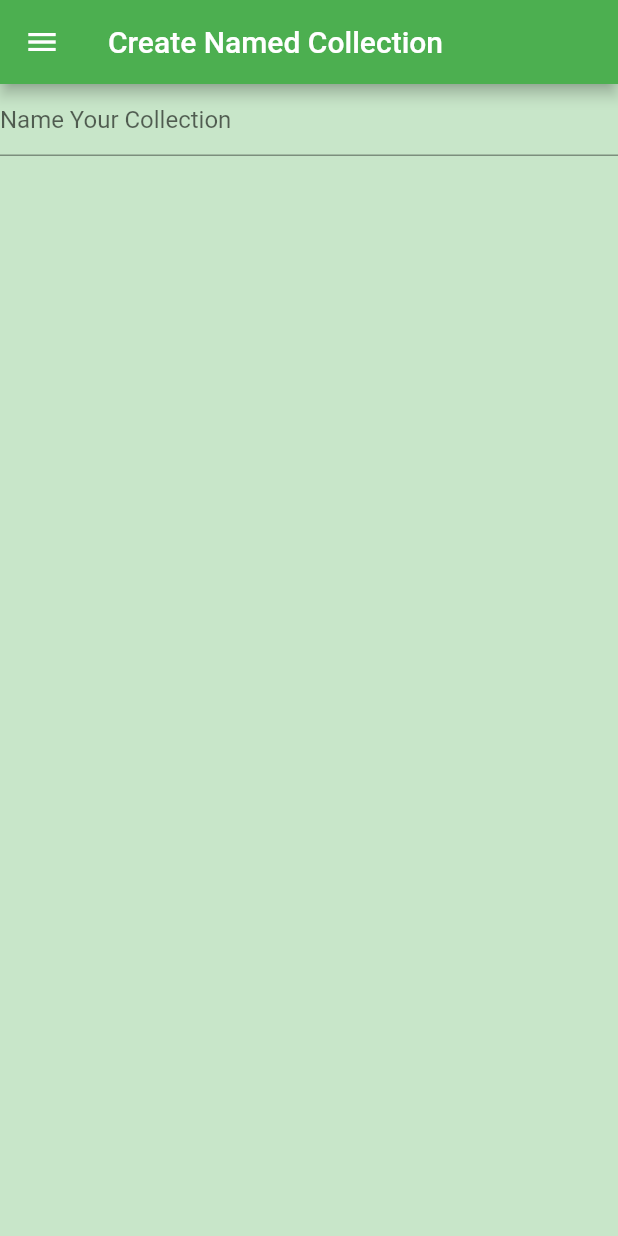
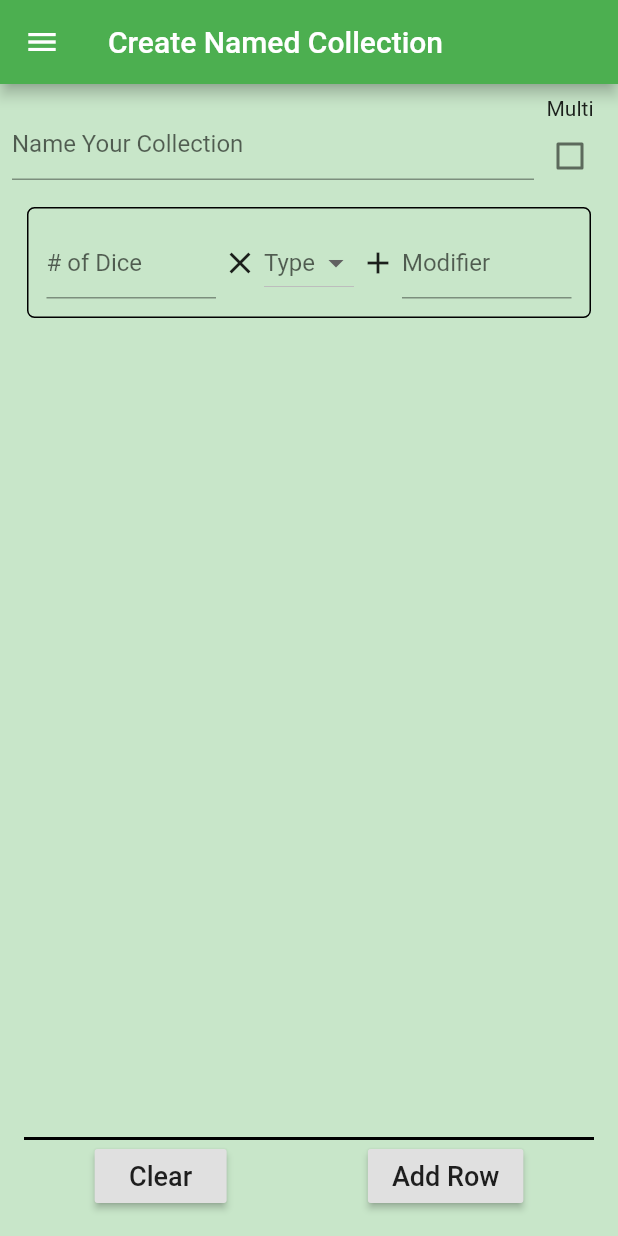
Before and after one commit to Benqstanley/d20_dice_roller_providers, a Flutter app: the CreateNamedCollectionContents widget shown alone on an empty page, opened directly, on a phone screen of 412 x 824 dp. Run offline on Flutter 3.47's test engine with Material 2 defaults, Android fonts, the phone set to English and light mode, and no system bars.

Commit message:
Work on create screen started

```diff
--- a/lib/create_named_collection/model/create_named_collection_model.dart
+++ b/lib/create_named_collection/model/create_named_collection_model.dart
@@ -1,19 +1,66 @@
-import 'package:d20_dice_roller/roller/model/single_type_collection_model.dart';
+import 'package:d20_dice_roller/roller/ui/single_type_collection_row.dart';
 import 'package:flutter/material.dart';
 
-class NamedCollectionModel extends ChangeNotifier{
+class NamedCollectionModel extends ChangeNotifier {
   bool isMultiPart = false;
   TextEditingController nameEditingController = TextEditingController();
-  List<NamedMultiTypeCollection> parts = [];
+  List<NamedMultiTypeCollectionModel> parts = [];
+  NamedMultiTypeCollectionModel currentPart;
 
-  void changeMultiPartStatus(bool newValue){
+  NamedCollectionModel(){
+    currentPart = NamedMultiTypeCollectionModel(
+        dismissSingleTypeCollectionRow);
+  }
+
+
+  void changeMultiPartStatus(bool newValue) {
     isMultiPart = newValue;
     notifyListeners();
   }
 
+  void resetCurrentList() {
+    currentPart.resetList();
+    notifyListeners();
+  }
+
+  void addSingleTypeCollectionRowForCurrentPart() {
+    currentPart.addSingleTypeCollectionRow();
+    notifyListeners();
+  }
+
+  void dismissSingleTypeCollectionRow(
+      SingleTypeCollectionRow toBeDismissed,
+      {NamedMultiTypeCollectionModel model}) {
+    model = model ?? currentPart;
+    model.singleTypeCollections.remove(toBeDismissed);
+    if (model.singleTypeCollections.isEmpty) {
+      model.addSingleTypeCollectionRow();
+      notifyListeners();
+    } else {
+      notifyListeners();
+    }
+  }
 }
 
-class NamedMultiTypeCollection{
-  List<SingleTypeCollectionModel> singleTypeCollections = [];
+class NamedMultiTypeCollectionModel {
+  String name;
+  List<SingleTypeCollectionRow> singleTypeCollections = [];
+  var dismissRow;
 
+  NamedMultiTypeCollectionModel(Function dismiss) {
+    dismissRow = (SingleTypeCollectionRow toBeDismissed) =>
+        dismiss(toBeDismissed, model: this);
+    addSingleTypeCollectionRow();
+  }
+
+  void resetList() {
+    singleTypeCollections = [];
+  }
+
+  void addSingleTypeCollectionRow() {
+    singleTypeCollections.add(SingleTypeCollectionRow(
+      dismissRow,
+      needsCheckbox: false,
+    ));
+  }
 }
--- a/lib/create_named_collection/ui/create_named_collection_screen.dart
+++ b/lib/create_named_collection/ui/create_named_collection_screen.dart
@@ -1,6 +1,7 @@
 import 'package:d20_dice_roller/app_wide_strings.dart';
 import 'package:d20_dice_roller/create_named_collection/model/create_named_collection_model.dart';
 import 'package:d20_dice_roller/main.dart';
+import 'package:d20_dice_roller/uikit/screen_divider.dart';
 import 'package:flutter/material.dart';
 import 'package:provider/provider.dart';
 
@@ -17,6 +18,8 @@ class CreateNamedCollection extends StatelessWidget {
 }
 
 class CreateNamedCollectionContents extends StatelessWidget {
+  final TextEditingController nameEditingController = TextEditingController();
+
   @override
   Widget build(BuildContext context) {
     NamedCollectionModel namedCollectionModel =
@@ -33,11 +36,18 @@ class CreateNamedCollectionContents extends StatelessWidget {
             )
         ],
       ),
-      child: Column(
-        children: <Widget>[
-          buildNameAndTypeRow(context),
-          isMultiPart ? buildMultiPartCreator() : buildSinglePartCreator(),
-        ],
+      child: Padding(
+        padding: const EdgeInsets.all(8.0),
+        child: Column(
+          children: <Widget>[
+            buildNameAndTypeRow(context),
+            Expanded(child: isMultiPart
+                ? buildMultiPartCreator(
+                    namedCollectionModel: namedCollectionModel)
+                : buildSinglePartCreator(
+                    namedCollectionModel: namedCollectionModel)),
+          ],
+        ),
       ),
     );
   }
@@ -49,36 +59,84 @@ class CreateNamedCollectionContents extends StatelessWidget {
       children: <Widget>[
         Expanded(
           child: TextField(
-            controller: namedCollectionModel.nameEditingController,
+            controller: nameEditingController,
             decoration: InputDecoration(hintText: "Name Your Collection"),
           ),
         ),
-//        Column(
-//          children: <Widget>[
-//            Text("Multi"),
-//            Checkbox(
-//              value: namedCollectionModel.isMultiPart,
-//              onChanged: (newValue) =>
-//                  namedCollectionModel.changeMultiPartStatus(newValue),
-//            )
-//          ],
-//        )
+        Column(
+          children: <Widget>[
+            Text("Multi"),
+            Checkbox(
+              value: namedCollectionModel.isMultiPart,
+              onChanged: (newValue) =>
+                  namedCollectionModel.changeMultiPartStatus(newValue),
+            )
+          ],
+        )
       ],
     );
   }
 
-  Widget buildMultiPartCreator() {
+  Widget buildMultiPartCreator({NamedCollectionModel namedCollectionModel}) {
     return Container();
   }
 
-  Widget buildSinglePartCreator() {
-    return Container();
+  Widget buildSinglePartCreator({NamedCollectionModel namedCollectionModel}) {
+    return Padding(
+      padding: const EdgeInsets.all(8.0),
+        child: Column(
+          mainAxisAlignment: MainAxisAlignment.center,
+          children: <Widget>[
+            if(namedCollectionModel.isMultiPart) TextField(decoration: InputDecoration(hintText: "Name This Part"),),
+            Expanded(
+              child: ListView.builder(
+                shrinkWrap: true,
+                itemCount: namedCollectionModel.currentPart.singleTypeCollections.length,
+                itemBuilder: (ctx, int) {
+                  return namedCollectionModel.currentPart.singleTypeCollections[int];
+                },
+              ),
+            ),
+            ScreenDivider(),
+            Row(
+              mainAxisAlignment: MainAxisAlignment.spaceAround,
+              children: <Widget>[
+                RaisedButton(
+                  child: Text('Clear'),
+                  onPressed: () {
+                    namedCollectionModel.resetCurrentList();
+                  },
+                ),
+                RaisedButton(
+                  child: Text('Add Row'),
+                  onPressed: () {
+                    namedCollectionModel.addSingleTypeCollectionRowForCurrentPart();
+                  },
+                ),
+              ],
+            )
+          ],
+        ),
+      );
   }
 
   //Will be the main body of buildSinglePartCreator()
   //Will also be used
-
   Widget buildPartCreator() {
     return Container();
   }
 }
+
+class PartDescriptionRow extends StatelessWidget {
+  final NamedMultiTypeCollectionModel model;
+
+  PartDescriptionRow({this.model});
+
+  @override
+  Widget build(BuildContext context) {
+    return Container(
+      decoration: BoxDecoration(border: Border.all()),
+      child: Text("Description"),
+    );
+  }
+}
--- a/lib/main.dart
+++ b/lib/main.dart
@@ -55,7 +55,7 @@ class DiceRollerMain extends StatelessWidget {
           AppWideStrings.viewNamedCollectionsPath: (ctx) => PageWrapper(
                 child: ViewNamedCollections(),
                 title: AppWideStrings.viewNamedCollectionTitle,
-              )
+              ),
         },
       ),
     );
@@ -66,17 +66,19 @@ class PageWrapper extends StatelessWidget {
   final String title;
   final Widget child;
   final AppBar appBar;
+  final bool keyed;
 
   PageWrapper({
     @required this.child,
     this.title,
     this.appBar,
+    this.keyed = false
   }) : assert(appBar != null || title != null);
 
   @override
   Widget build(BuildContext context) {
     return Scaffold(
-      key: UniqueKey(),
+      key: keyed ? UniqueKey() : null,
       drawer: DiceRollerDrawer(),
       body: child,
       appBar: appBar ??
--- a/lib/roller/ui/single_type_collection_row.dart
+++ b/lib/roller/ui/single_type_collection_row.dart
@@ -6,7 +6,9 @@ class SingleTypeCollectionRow extends StatelessWidget {
   final Function onDismissed;
   final Key key = UniqueKey();
   final collectionModel = SingleTypeCollectionModel();
-  SingleTypeCollectionRow(this.onDismissed,);
+  final bool needsCheckbox;
+
+  SingleTypeCollectionRow(this.onDismissed, {this.needsCheckbox = true});
 
   @override
   Widget build(BuildContext context) {
@@ -14,7 +16,7 @@ class SingleTypeCollectionRow extends StatelessWidget {
     return ChangeNotifierProvider.value(
       value: collectionModel,
       key: key,
-      child: SingleTypeCollectionRowContents(),
+      child: SingleTypeCollectionRowContents(needsCheckbox),
     );
   }
 }
@@ -23,6 +25,9 @@ class SingleTypeCollectionRowContents extends StatelessWidget {
   final TextEditingController numberOfDiceController = TextEditingController();
   final TextEditingController modifierController = TextEditingController();
   final double spacing = 4;
+  final bool needsCheckbox;
+
+  SingleTypeCollectionRowContents(this.needsCheckbox);
 
   @override
   Widget build(BuildContext context) {
@@ -99,6 +104,7 @@ class SingleTypeCollectionRowContents extends StatelessWidget {
                     keyboardType: TextInputType.number,
                   ),
                 ),
+                if (needsCheckbox)
                   Column(
                     children: <Widget>[
                       Text('Roll'),
```
Also changed, not shown: lib/choose_named_collection/ui/choose_named_collection_screen.dart (+9 -2 lines). Lines whose indentation alone changed are shown as unchanged.
